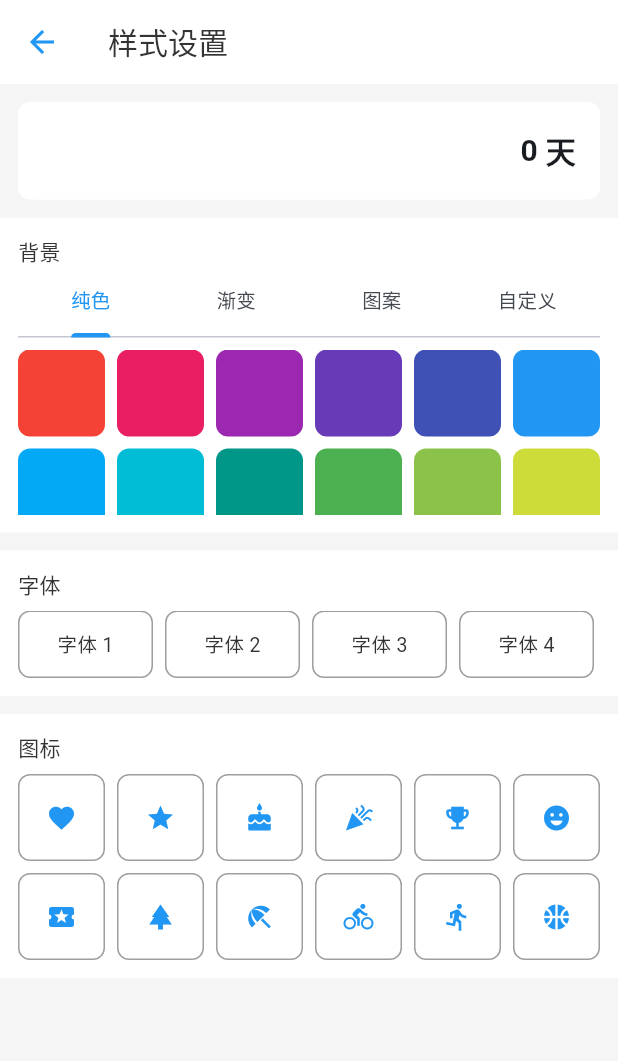
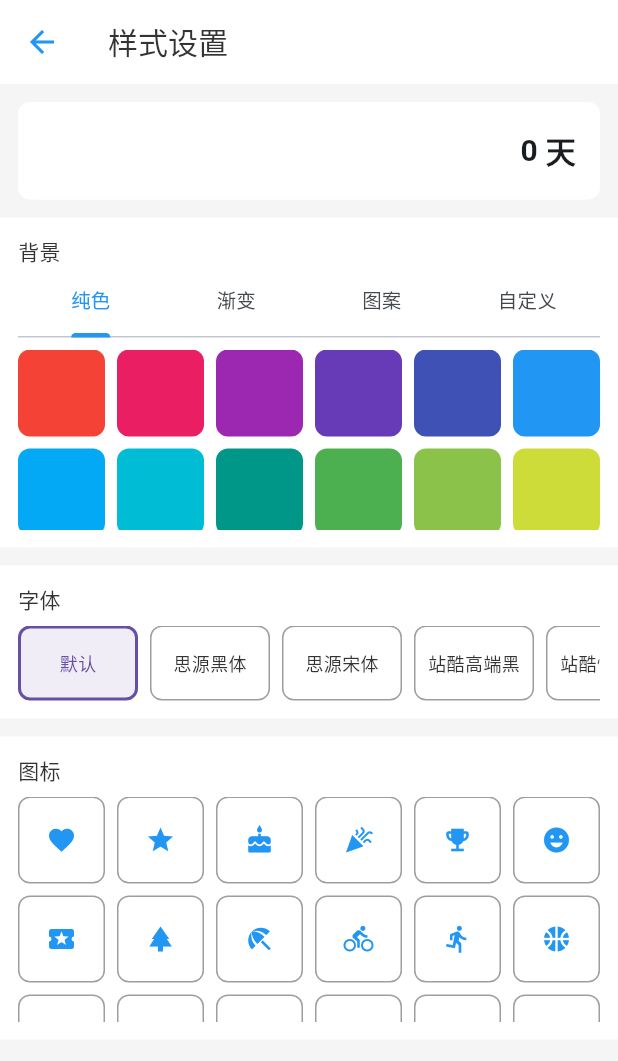
Before and after one commit to Airlur/remind_me, a Flutter app: the StyleSettingsPage screen opened directly with empty values, on a phone screen of 412 x 824 dp. Shown: the top 1061 px of the screen. Run offline on Flutter 3.47's test engine with Material 3 defaults, Android fonts, the phone set to English and light mode, and no system bars; our stand-ins replace equatable, flutter_bloc, flutter_slidable, get_it, hive, hive_flutter and 2 more; missing offline and left inert: lunar; accounts and stored records are empty.

Commit message:
ui：修改字体和图标区域显示

```diff
--- a/lib/utils/common/icon_mapping.dart
+++ b/lib/utils/common/icon_mapping.dart
@@ -15,6 +15,30 @@ class EventIconMapping {
     'directions_bike': Icons.directions_bike,
     'directions_run': Icons.directions_run,
     'sports_basketball': Icons.sports_basketball,
+    'home': Icons.home,
+    'work': Icons.work,
+    'school': Icons.school,
+    'restaurant': Icons.restaurant,
+    'shopping_cart': Icons.shopping_cart,
+    'local_hospital': Icons.local_hospital,
+    'fitness_center': Icons.fitness_center,
+    'spa': Icons.spa,
+    'flight': Icons.flight,
+    'directions_car': Icons.directions_car,
+    'music_note': Icons.music_note,
+    'sports_esports': Icons.sports_esports,
+    'sports_soccer': Icons.sports_soccer,
+    'sports_tennis': Icons.sports_tennis,
+    'sports_volleyball': Icons.sports_volleyball,
+    'sports_football': Icons.sports_football,
+    'nightlife': Icons.nightlife,
+    'wb_sunny': Icons.wb_sunny,
+    'ac_unit': Icons.ac_unit,
+    'people': Icons.people,
+    'volunteer_activism': Icons.volunteer_activism,
+    'menu_book': Icons.menu_book,
+    'computer': Icons.computer,
+    'lightbulb': Icons.lightbulb,
   };
 
   static IconData getIcon(String name) {
--- a/lib/views/pages/date/style_settings_page.dart
+++ b/lib/views/pages/date/style_settings_page.dart
@@ -9,8 +9,10 @@ class StyleSettingsPage extends StatefulWidget {
   final int absDays;     // 新增：天数
   final String? backgroundType;
   final String? iconName;
+  final String? fontFamily;
   final Function(String?) onBackgroundChanged;
   final Function(String?) onIconChanged;
+  final Function(String?)? onFontFamilyChanged;
 
   const StyleSettingsPage({
     super.key,
@@ -20,8 +22,10 @@ class StyleSettingsPage extends StatefulWidget {
     required this.absDays,   // 新增
     this.backgroundType,
     this.iconName,
+    this.fontFamily,
     required this.onBackgroundChanged,
     required this.onIconChanged,
+    this.onFontFamilyChanged,
   });
 
   @override
@@ -32,26 +36,16 @@ class _StyleSettingsPageState extends State<StyleSettingsPage> with SingleTicker
   late TabController _tabController;
   String? _selectedBackground;
   String? _selectedIcon;
+  String? _selectedFontFamily;
 
-  // 添加常量定义
-  static const double _backgroundOptionsHeight = 110.0; // 统一的背景选项高度
+  // 定义背景选项区域的固定高度
+  static const double _backgroundOptionsHeight = 120.0; // 适合显示2行色块
 
-  @override
-  void initState() {
-    super.initState();
-    _tabController = TabController(length: 4, vsync: this);
-    _selectedBackground = widget.backgroundType;
-    _selectedIcon = widget.iconName;
-    _tabController.addListener(() {
-      setState(() {});  // 更新背景选项显示
-    });
-  }
+  // 定义字体选项区域的固定高度
+  static const double _fontOptionsHeight = 50.0; // 减小高度
 
-  @override
-  void dispose() {
-    _tabController.dispose();
-    super.dispose();
-  }
+  // 定义图标选项区域的固定高度
+  static const double _iconOptionsHeight = 150.0; // 适合显示3行图标
 
   // 预设的背景色列表
   final List<Color> _presetColors = [
@@ -82,16 +76,47 @@ class _StyleSettingsPageState extends State<StyleSettingsPage> with SingleTicker
     const Color(0xFF00BCD4), // Material Cyan 500
   ];
 
+  // 预设字体列表
+  final List<Map<String, dynamic>> _fontOptions = [
+    {'name': '默认', 'fontFamily': null},
+    {'name': '思源黑体', 'fontFamily': 'SourceHanSans'},
+    {'name': '思源宋体', 'fontFamily': 'SourceHanSerif'},
+    {'name': '站酷高端黑', 'fontFamily': 'ZCOOLKuaiLe'},
+    {'name': '站酷快乐体', 'fontFamily': 'ZCOOLQingKeHuangYou'},
+    {'name': '霞鹜文楷', 'fontFamily': 'LXGWWenKai'},
+    {'name': '阿里巴巴普惠体', 'fontFamily': 'AlibabaPuHuiTi'},
+  ];
+
+  @override
+  void initState() {
+    super.initState();
+    _tabController = TabController(length: 4, vsync: this);
+    _selectedBackground = widget.backgroundType;
+    _selectedIcon = widget.iconName;
+    _selectedFontFamily = widget.fontFamily;
+    _tabController.addListener(() {
+      setState(() {});  // 更新背景选项显示
+    });
+  }
+
+  @override
+  void dispose() {
+    _tabController.dispose();
+    super.dispose();
+  }
+
   Widget _buildBackgroundOptions() {
     switch (_tabController.index) {
       case 0:  // 纯色
         const int crossAxisCount = 6; // 每行6个
         const double spacing = 8.0;   // 间距
 
+        // 使用固定高度的Container包裹GridView，并允许GridView滚动
         return SizedBox(
           height: _backgroundOptionsHeight,
           child: GridView.builder(
-            shrinkWrap: true,
+            // 不使用shrinkWrap，允许内容超出并滚动
+            physics: const BouncingScrollPhysics(), // 允许滚动
             gridDelegate: const SliverGridDelegateWithFixedCrossAxisCount(
               crossAxisCount: crossAxisCount,
               mainAxisSpacing: spacing,
@@ -134,18 +159,25 @@ class _StyleSettingsPageState extends State<StyleSettingsPage> with SingleTicker
         );
 
       case 1:  // 渐变
+        // 使用相同高度的容器
         return const SizedBox(
           height: _backgroundOptionsHeight,
-          child: Center(child: Text('渐变背景选项')),
+          child: Center(
+            child: Text('渐变背景选项'),
+          ),
         );
 
       case 2:  // 图案
+        // 使用相同高度的容器
         return const SizedBox(
           height: _backgroundOptionsHeight,
-          child: Center(child: Text('图案背景选项')),
+          child: Center(
+            child: Text('图案背景选项'),
+          ),
         );
 
       case 3:  // 自定义
+        // 使用相同高度的容器
         return SizedBox(
           height: _backgroundOptionsHeight,
           child: Container(
@@ -168,14 +200,65 @@ class _StyleSettingsPageState extends State<StyleSettingsPage> with SingleTicker
         );
 
       default:
-        return const SizedBox();
+        return const SizedBox(height: _backgroundOptionsHeight);
     }
   }
 
+  Widget _buildFontOptions() {
+    return SizedBox(
+      height: _fontOptionsHeight,
+      child: ListView.builder(
+        scrollDirection: Axis.horizontal,
+        physics: const BouncingScrollPhysics(),
+        itemCount: _fontOptions.length,
+        itemBuilder: (context, index) {
+          final font = _fontOptions[index];
+          final isSelected = _selectedFontFamily == font['fontFamily'];
+
+          return InkWell( // 添加 InkWell 包裹
+            onTap: () {
+              final newFont = isSelected ? null : font['fontFamily'];
+              LoggerUtils.i('字体变更: 从 $_selectedFontFamily 变为 $newFont', 'StyleSettingsPage');
+              setState(() {
+                _selectedFontFamily = newFont;
+              });
+              // 检查 widget 是否有 onFontFamilyChanged 回调
+              if (widget.onFontFamilyChanged != null) {
+                widget.onFontFamilyChanged!(_selectedFontFamily);
+              }
+            },
+            child: Container(
+              width: 80, // 减小宽度
+              margin: const EdgeInsets.only(right: 8),
+              decoration: BoxDecoration(
+                border: Border.all(
+                  color: isSelected ? Theme.of(context).primaryColor : Colors.grey,
+                  width: isSelected ? 2 : 1,
+                ),
+                borderRadius: BorderRadius.circular(8),
+                color: isSelected ? Theme.of(context).primaryColor.withOpacity(0.1) : null,
+              ),
+              child: Center(
+                child: Text(
+                  font['name'],
+                  style: TextStyle(
+                    fontSize: 12, // 减小字体大小
+                    color: isSelected ? Theme.of(context).primaryColor : null,
+                  ),
+                ),
+              ),
+            ),
+          );
+        },
+      ),
+    );
+  }
+
   Widget _buildIconOptions() {
-    return GridView.builder(
-      shrinkWrap: true,
-      physics: const NeverScrollableScrollPhysics(),
+    return SizedBox(
+      height: _iconOptionsHeight, // 使用固定高度
+      child: GridView.builder(
+        physics: const BouncingScrollPhysics(), // 允许滚动
         gridDelegate: const SliverGridDelegateWithFixedCrossAxisCount(
           crossAxisCount: 6,
           mainAxisSpacing: 8,
@@ -214,6 +297,7 @@ class _StyleSettingsPageState extends State<StyleSettingsPage> with SingleTicker
             ),
           );
         },
+      ),
     );
   }
 
@@ -253,6 +337,7 @@ class _StyleSettingsPageState extends State<StyleSettingsPage> with SingleTicker
                       style: TextStyle(
                         fontSize: 16,
                         fontWeight: FontWeight.bold,
+                        // 不实际应用字体，只是为了演示
                         color: hasBackground ? Colors.white : Theme.of(context).colorScheme.onSurface,
                       ),
                     ),
@@ -261,6 +346,7 @@ class _StyleSettingsPageState extends State<StyleSettingsPage> with SingleTicker
                       widget.dateText,
                       style: TextStyle(
                         fontSize: 12,
+                        // 不实际应用字体，只是为了演示
                         color: hasBackground
                           ? Colors.white
                           : Theme.of(context).colorScheme.onSurfaceVariant,
@@ -273,6 +359,7 @@ class _StyleSettingsPageState extends State<StyleSettingsPage> with SingleTicker
                 widget.prefix,
                 style: TextStyle(
                   fontSize: 16,
+                  // 不实际应用字体，只是为了演示
                   color: hasBackground ? Colors.white : Theme.of(context).colorScheme.onSurface,
                 ),
               ),
@@ -282,6 +369,7 @@ class _StyleSettingsPageState extends State<StyleSettingsPage> with SingleTicker
                 style: TextStyle(
                   fontSize: 20,
                   fontWeight: FontWeight.bold,
+                  // 不实际应用字体，只是为了演示
                   color: hasBackground ? Colors.white : Theme.of(context).colorScheme.onSurface,
                 ),
               ),
@@ -290,6 +378,7 @@ class _StyleSettingsPageState extends State<StyleSettingsPage> with SingleTicker
                 style: TextStyle(
                   fontSize: 20,
                   fontWeight: FontWeight.bold,
+                  // 不实际应用字体，只是为了演示
                   color: hasBackground ? Colors.white : Theme.of(context).colorScheme.onSurface,
                 ),
               ),
@@ -349,27 +438,7 @@ class _StyleSettingsPageState extends State<StyleSettingsPage> with SingleTicker
                 children: [
                   const Text('字体', style: TextStyle(fontSize: 14)),
                   const SizedBox(height: 8),
-                  SizedBox(
-                    height: 45,  // 减小高度
-                    child: ListView.builder(
-                      scrollDirection: Axis.horizontal,
-                      itemCount: 5,
-                      itemBuilder: (context, index) {
-                        return Container(
-                          width: 90,  // 减小宽度
-                          margin: const EdgeInsets.only(right: 8),
-                          decoration: BoxDecoration(
-                            border: Border.all(color: Colors.grey),
-                            borderRadius: BorderRadius.circular(8),
-                          ),
-                          child: Center(
-                            child: Text('字体 ${index + 1}',
-                              style: const TextStyle(fontSize: 13)),
-                          ),
-                        );
-                      },
-                    ),
-                  ),
+                  _buildFontOptions(),
                 ],
               ),
             ),
@@ -385,7 +454,7 @@ class _StyleSettingsPageState extends State<StyleSettingsPage> with SingleTicker
                 children: [
                   const Text('图标', style: TextStyle(fontSize: 14)),
                   const SizedBox(height: 8),
-                  _buildIconOptions(),
+                  _buildIconOptions(), // 使用修改后的图标选项
                 ],
               ),
             ),
```
Lines whose indentation alone changed are shown as unchanged.
